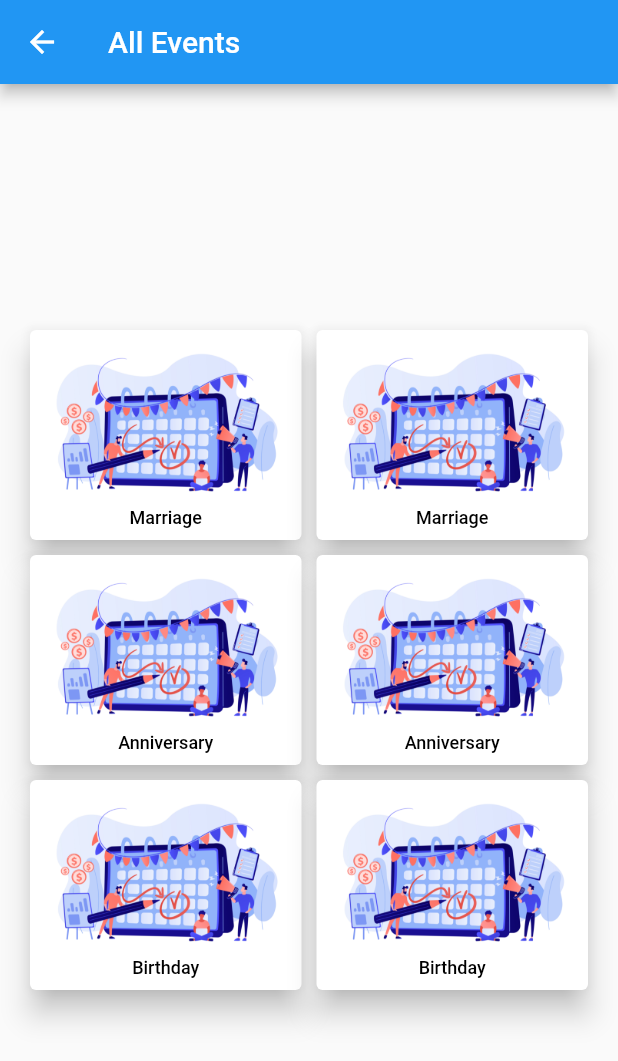
After one commit to ajeetach97701/EMS, a Flutter app: the NewPage screen opened directly, on a phone screen of 412 x 824 dp. The commit adds this screen. Shown: the top 1061 px of the screen. Run offline on Flutter 3.47's test engine with Material 2 defaults, Android fonts, the phone set to English and light mode, and no system bars; Roboto replaces fonts that are missing (SourceSansPro).

Commit message:
Second Commit

```diff
--- a/lib/Login_UI/loginpage.dart
+++ b/lib/Login_UI/loginpage.dart
@@ -1,6 +1,6 @@
 import 'package:event_calender_app/first_page.dart';
 import 'package:flutter/material.dart';
-import 'package:event_calender_app/home_page.dart';
+import 'package:event_calender_app/landing_page_afterlogin.dart';
 import 'package:event_calender_app/Login_UI/forget_password.dart';
 import 'package:event_calender_app/reusbale_widgets_constants.dart';
 
--- a/lib/first_page.dart
+++ b/lib/first_page.dart
@@ -1,4 +1,3 @@
-
 import 'package:event_calender_app/Login_UI/new_accounts.dart';
 import 'package:event_calender_app/Login_UI/loginpage.dart';
 import 'package:flutter/material.dart';
@@ -77,7 +76,7 @@ class MyApp extends StatelessWidget {
                               style: TextStyle(
                                   fontFamily: 'SourceSansPro',
                                   fontSize: 20.0,
-                                  color: Colors.white),
+                                  color: Colors.white,),
                             ),
                           ),
                         ),
@@ -88,7 +87,8 @@ class MyApp extends StatelessWidget {
                     margin: EdgeInsets.only(bottom: 200),
                     child: Card(
                       shape: RoundedRectangleBorder(
-                          borderRadius: BorderRadius.circular(50.0)),
+                        borderRadius: BorderRadius.circular(50.0),
+                      ),
                       color: Colors.deepPurple,
                       //margin:
                       margin: EdgeInsets.symmetric(
--- a/lib/main.dart
+++ b/lib/main.dart
@@ -1,10 +1,15 @@
 import 'package:flutter/material.dart';
+// import 'newpage.dart';
 import 'package:event_calender_app/first_page.dart';
+// import 'package:event_calender_app/landing_page_afterlogin.dart';
+
 
 void main() {
   runApp(
     MaterialApp(
       home: MyApp(),
+    //  home: HomePage(),
+      //home: NewPage(),
     ),
   );
 }
--- /dev/null
+++ b/lib/newpage.dart
@@ -0,0 +1,105 @@
+import 'package:flutter/material.dart';
+
+class NewPage extends StatefulWidget {
+  const NewPage({Key? key}) : super(key: key);
+
+  @override
+  State<NewPage> createState() => _NewPageState();
+}
+
+class _NewPageState extends State<NewPage> {
+  @override
+  Widget build(BuildContext context) {
+    return Scaffold(
+      appBar: AppBar(
+        title: Text(
+          'All Events'
+        ),
+      ),
+      body: SafeArea(
+        child: Padding(
+          padding: const EdgeInsets.all(20.0),
+          child: Column(
+            mainAxisAlignment: MainAxisAlignment.center,
+            children: const [
+              DemoWidget(text: 'Marriage'),
+              SizedBox(
+                height: 10,
+              ),
+              DemoWidget(text: 'Anniversary'),
+              SizedBox(
+                height: 10,
+              ),
+              DemoWidget(text: 'Birthday'),
+            ],
+          ),
+        ),
+      ),
+    );
+  }
+}
+
+class DemoWidget extends StatelessWidget {
+  // const DemoWidget({required this.text});
+  const DemoWidget({super.key,
+    required this.text,
+  });
+
+  final String? text;
+
+  @override
+  Widget build(BuildContext context) {
+    return Row(
+      mainAxisAlignment: MainAxisAlignment.center,
+      children: [
+        Expanded(
+          child: TextButton(
+            onPressed: () {},
+            style: TextButton.styleFrom(
+              backgroundColor: Colors.white,
+              elevation: 8,
+            ),
+            child: Column(
+              children: [
+                Image.asset('image/firstpage.jpg'),
+                Text(
+                  text!,
+                  style: TextStyle(
+                    fontFamily: 'SourceSansPro',
+                    fontSize: 12.0,
+                    color: Colors.black,
+                  ),
+                ),
+              ],
+            ),
+          ),
+        ),
+        SizedBox(
+          width: 10,
+        ),
+        Expanded(
+          child: TextButton(
+            onPressed: () {},
+            style: TextButton.styleFrom(
+              backgroundColor: Colors.white,
+              elevation: 8,
+            ),
+            child: Column(
+              children: [
+                Image.asset('image/firstpage.jpg'),
+                Text(
+                  text!,
+                  style: TextStyle(
+                    fontFamily: 'SourceSansPro',
+                    fontSize: 12.0,
+                    color: Colors.black,
+                  ),
+                ),
+              ],
+            ),
+          ),
+        ),
+      ],
+    );
+  }
+}
--- a/pubspec.yaml
+++ b/pubspec.yaml
@@ -62,6 +62,9 @@ flutter:
   # To add assets to your application, add an assets section, like this:
   assets:
     - image/firstpage.jpg
+    - image/seminar.png
+    - image/
+    - Images/
 
 
   # An image asset can refer to one or more resolution-specific "variants", see
```
Also changed, not shown: lib/landing_page_afterlogin.dart (added, +209 -0 lines), lib/reusbale_widgets_constants.dart (+57 -0 lines), image/seminar.png (added), image/seminarr.jpg (added), image/seminarr.png (added).
